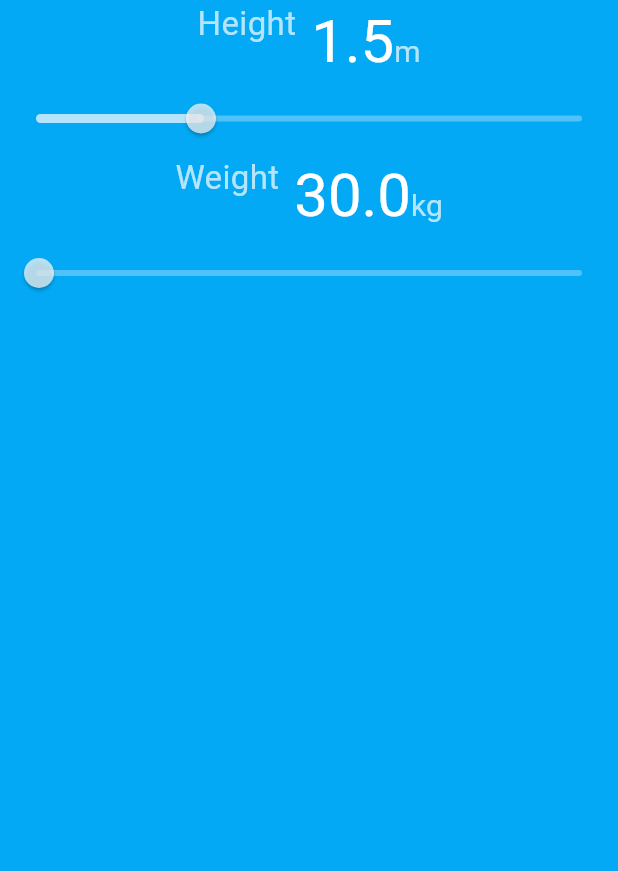
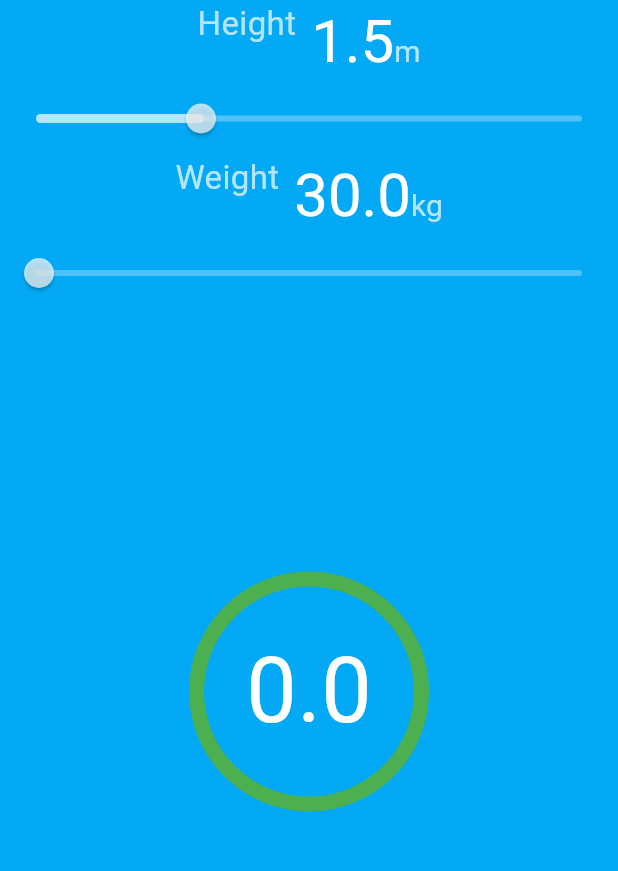
Before and after one commit to mdshajibazher/flutter_bmi_calculator, a Flutter app: the screen it shows after launch, on a phone screen of 412 x 824 dp, the part 84-955 px from its top. Run offline on Flutter 3.47's test engine with Material 3 defaults, Android fonts, the phone set to English and light mode, and no system bars.

Commit message:
added result widget

```diff
--- a/lib/bmi_home.dart
+++ b/lib/bmi_home.dart
@@ -51,15 +51,14 @@ class _BmiHomeState extends State{
                   weightValue = newValue;
                 });
               }
-          )
+          ),
+          Expanded( child: BmiResult(color: color,bmi: bmi,status: status,)),
         ],
       ),
     );
   }
 
 }
-
-
 
 class BmiSlider extends StatelessWidget {
   const BmiSlider({
@@ -119,3 +118,38 @@ class BmiSlider extends StatelessWidget {
     );
   }
 }
+
+class BmiResult extends StatelessWidget {
+  const BmiResult({super.key,
+    required this.color,
+    required this.bmi,
+    required this.status
+  });
+  final Color color;
+  final double bmi;
+  final String status;
+
+  @override
+  Widget build(BuildContext context) {
+    return Column(
+      mainAxisAlignment: MainAxisAlignment.center,
+      children: [
+          AnimatedContainer(
+            duration: const Duration(microseconds: 500),
+            alignment: Alignment.center,
+            width: 160,
+            height: 160,
+            decoration: BoxDecoration(
+              shape: BoxShape.circle,
+              border: Border.all(color: color,width: 10)
+            ),
+            child: Text(bmi.toStringAsFixed(1),style: textValueStyle.copyWith(fontSize: 60),),
+          ),
+          Padding(
+            padding: const EdgeInsets.all(8.0),
+            child: Text(status,style: resultTextStyle,),
+          )
+      ],
+    );
+  }
+}
--- a/lib/const.dart
+++ b/lib/const.dart
@@ -8,6 +8,13 @@ const textLabelStyle = TextStyle(
 const textValueStyle = TextStyle(
   color: Colors.white,
   fontSize: 40,
+);
+
+const resultTextStyle = TextStyle(
+    letterSpacing: 1.2,
+    fontSize: 25,
+    fontWeight: FontWeight.bold,
+    color: Colors.white
 );
 
 abstract final class BMI{
```
